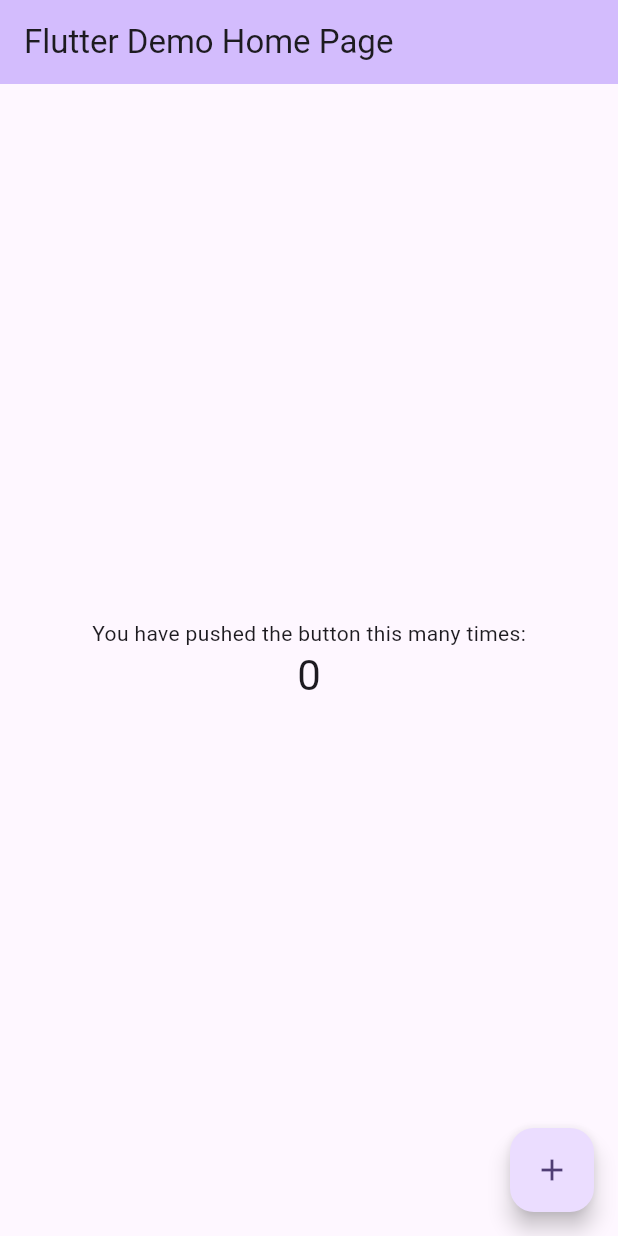
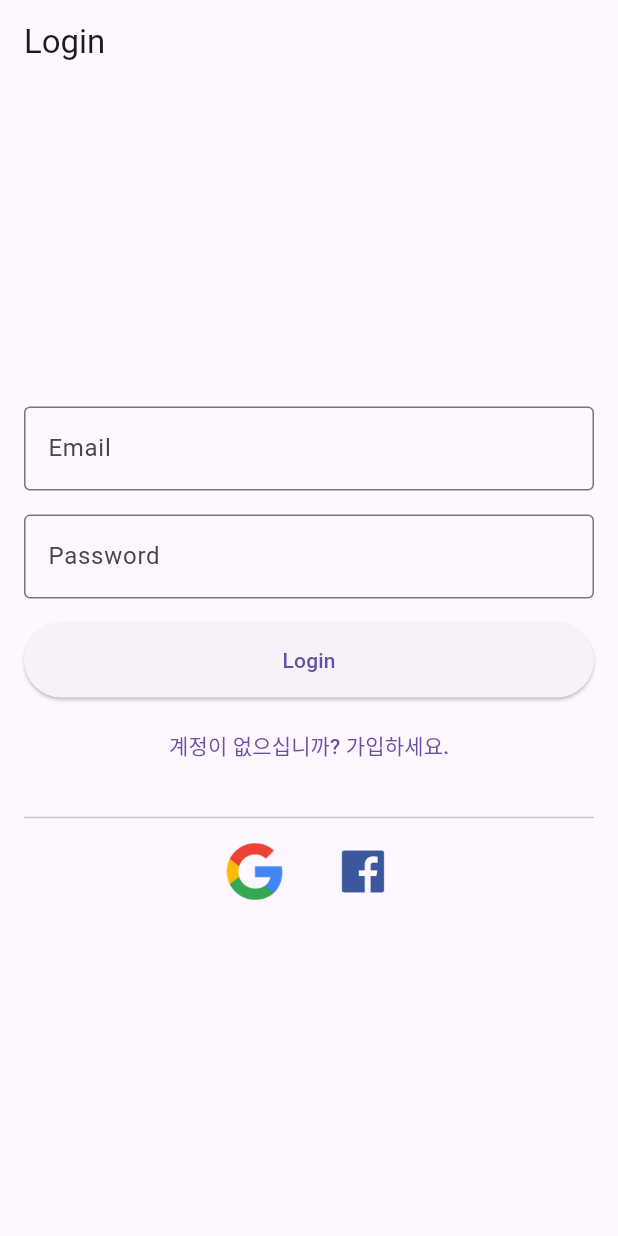
Before and after one commit to Srk-master/accountbook, a Flutter app: the screen it shows after launch, on a phone screen of 412 x 824 dp. Run offline on Flutter 3.47's test engine with Material 3 defaults, Android fonts, the phone set to English and light mode, and no system bars.

Commit message:
2nd commit 20241012

```diff
--- /dev/null
+++ b/lib/Screen/LoginScreen.dart
@@ -0,0 +1,106 @@
+import 'package:flutter/material.dart';
+
+class LoginScreen extends StatefulWidget {
+  @override
+  _LoginScreenState createState() => _LoginScreenState();
+}
+
+class _LoginScreenState extends State<LoginScreen> {
+  final TextEditingController emailController = TextEditingController();
+  final TextEditingController passwordController = TextEditingController();
+
+  @override
+  Widget build(BuildContext context) {
+    return Scaffold(
+      appBar: AppBar(
+        title: Text('Login'),
+      ),
+      body: Padding(
+        padding: const EdgeInsets.all(16.0),
+        child: Column(
+          mainAxisAlignment: MainAxisAlignment.center,
+          children: [
+            //이메일 입력 필드
+            TextField(
+              controller: emailController,
+              decoration: InputDecoration(
+                labelText: 'Email',
+                border: OutlineInputBorder(),
+              ),
+            ),
+            SizedBox(height: 16.0,),
+
+            //비밀번호 입력 필드
+            TextField(
+              controller: passwordController,
+              obscureText: true, //비밀번호 가리는 역할
+              decoration: InputDecoration(
+                labelText: 'Password',
+                border: OutlineInputBorder(),
+              ),
+            ),
+            SizedBox(height: 16.0,),
+
+            //로그인 버튼
+            ElevatedButton(
+                onPressed: () {
+                  //로그인 로직 처리하는 부분
+                  print('Email: ${emailController.text}');
+                  print('Password: ${passwordController.text}');
+                },
+                child: Text('Login'),
+              style: ElevatedButton.styleFrom(
+                minimumSize: Size(double.infinity, 50), //버튼 넓이 최대로
+              ),
+            ),
+            SizedBox(height: 8.0,),
+
+            //회원가입 링크
+            TextButton(
+                onPressed: () {
+                  //회원가입 화면으로 이동
+                  //Navigator.push(
+                  //    context,
+                  //    MaterialPageRoute(builder: (context) => SignUpScreen()),
+                  //);
+                },
+                child: Text('계정이 없으십니까? 가입하세요.'),
+            ),
+            SizedBox(height: 16.0,),
+
+            //소셜 로그인 구분선
+            Divider(),
+
+            //소셜 로그인 버튼 (구글, 페이스북)
+            Row(
+              mainAxisAlignment: MainAxisAlignment.center,
+              children: [
+                //구글 로그인 버튼
+                IconButton(
+                    onPressed: () {
+                      print('Google Button Pressed');
+                    },
+                    icon: Image.asset('assets/img_google.png',
+                      height: 40.0,
+                      width: 40.0,),
+                ),
+                SizedBox(width: 16.0,),
+
+                //Facebook 로그인 버튼
+                IconButton(
+                    onPressed: () {
+                      print('Facebook Login Pressed');
+                    },
+                    icon: Image.asset('assets/img_facebook.png',
+                    height: 40.0,
+                    width: 40.0,),
+                ),
+
+              ],
+            )
+          ],
+        ),
+      ),
+    );
+  }
+}
--- a/lib/main.dart
+++ b/lib/main.dart
@@ -1,125 +1,114 @@
 import 'package:flutter/material.dart';
+import 'package:accountbook/Widgets/summary_card.dart';
+import 'package:accountbook/Widgets/transaction_item.dart';
 
-void main() {
-  runApp(const MyApp());
+import 'Screen/LoginScreen.dart';
+
+void main(){
+  runApp(MyApp());
 }
 
 class MyApp extends StatelessWidget {
-  const MyApp({super.key});
-
-  // This widget is the root of your application.
   @override
   Widget build(BuildContext context) {
     return MaterialApp(
-      title: 'Flutter Demo',
+      title: 'AccountBook',
       theme: ThemeData(
-        // This is the theme of your application.
-        //
-        // TRY THIS: Try running your application with "flutter run". You'll see
-        // the application has a purple toolbar. Then, without quitting the app,
-        // try changing the seedColor in the colorScheme below to Colors.green
-        // and then invoke "hot reload" (save your changes or press the "hot
-        // reload" button in a Flutter-supported IDE, or press "r" if you used
-        // the command line to start the app).
-        //
-        // Notice that the counter didn't reset back to zero; the application
-        // state is not lost during the reload. To reset the state, use hot
-        // restart instead.
-        //
-        // This works for code too, not just values: Most code changes can be
-        // tested with just a hot reload.
-        colorScheme: ColorScheme.fromSeed(seedColor: Colors.deepPurple),
-        useMaterial3: true,
+        primarySwatch: Colors.blue,
+        visualDensity: VisualDensity.adaptivePlatformDensity,
       ),
-      home: const MyHomePage(title: 'Flutter Demo Home Page'),
+      home: AuthCheck(),
     );
   }
 }
-
-class MyHomePage extends StatefulWidget {
-  const MyHomePage({super.key, required this.title});
-
-  // This widget is the home page of your application. It is stateful, meaning
-  // that it has a State object (defined below) that contains fields that affect
-  // how it looks.
-
-  // This class is the configuration for the state. It holds the values (in this
-  // case the title) provided by the parent (in this case the App widget) and
-  // used by the build method of the State. Fields in a Widget subclass are
-  // always marked "final".
-
-  final String title;
-
-  @override
-  State<MyHomePage> createState() => _MyHomePageState();
-}
-
-class _MyHomePageState extends State<MyHomePage> {
-  int _counter = 0;
-
-  void _incrementCounter() {
-    setState(() {
-      // This call to setState tells the Flutter framework that something has
-      // changed in this State, which causes it to rerun the build method below
-      // so that the display can reflect the updated values. If we changed
-      // _counter without calling setState(), then the build method would not be
-      // called again, and so nothing would appear to happen.
-      _counter++;
-    });
-  }
-
+class AuthCheck extends StatelessWidget {
+  //로그인 체크
   @override
   Widget build(BuildContext context) {
-    // This method is rerun every time setState is called, for instance as done
-    // by the _incrementCounter method above.
-    //
-    // The Flutter framework has been optimized to make rerunning build methods
-    // fast, so that you can just rebuild anything that needs updating rather
-    // than having to individually change instances of widgets.
+    bool isLogIn = false; //로그인 세션 또는 토큰 확인 코드로 대체해야함
+
+    if (isLogIn) {
+      return HomeScreen();
+    }
+    else {
+      return LoginScreen();
+    }
+  }
+}
+class HomeScreen extends StatelessWidget {
+  @override
+  Widget build(BuildContext context){
     return Scaffold(
       appBar: AppBar(
-        // TRY THIS: Try changing the color here to a specific color (to
-        // Colors.amber, perhaps?) and trigger a hot reload to see the AppBar
-        // change color while the other colors stay the same.
-        backgroundColor: Theme.of(context).colorScheme.inversePrimary,
-        // Here we take the value from the MyHomePage object that was created by
-        // the App.build method, and use it to set our appbar title.
-        title: Text(widget.title),
+        title: Text('Dashboard'),
       ),
-      body: Center(
-        // Center is a layout widget. It takes a single child and positions it
-        // in the middle of the parent.
-        child: Column(
-          // Column is also a layout widget. It takes a list of children and
-          // arranges them vertically. By default, it sizes itself to fit its
-          // children horizontally, and tries to be as tall as its parent.
-          //
-          // Column has various properties to control how it sizes itself and
-          // how it positions its children. Here we use mainAxisAlignment to
-          // center the children vertically; the main axis here is the vertical
-          // axis because Columns are vertical (the cross axis would be
-          // horizontal).
-          //
-          // TRY THIS: Invoke "debug painting" (choose the "Toggle Debug Paint"
-          // action in the IDE, or press "p" in the console), to see the
-          // wireframe for each widget.
-          mainAxisAlignment: MainAxisAlignment.center,
-          children: <Widget>[
-            const Text(
-              'You have pushed the button this many times:',
+      body: Column(
+        children: [
+          //요약 카드들
+          Padding(
+              padding: const EdgeInsets.all(16.0),
+            child: Row(
+              mainAxisAlignment: MainAxisAlignment.spaceBetween,
+              children: [
+                SummaryCard(
+                    title: '소득',
+                    amount: '\$5000',
+                    color: Colors.green,
+                ),
+                SummaryCard(
+                  title: '지출',
+                  amount: '\$200',
+                  color: Colors.red,
+                ),
+                SummaryCard(
+                  title: '예산',
+                  amount: '\$3000',
+                  color: Colors.blue,
+                ),
+              ],
             ),
-            Text(
-              '$_counter',
-              style: Theme.of(context).textTheme.headlineMedium,
+          ),
+          //최근 거래 내역 리스트
+          Expanded(
+              child: ListView(
+                padding: const EdgeInsets.all(16.0),
+                children: [
+                  TransactionItem(
+                      title: '식비',
+                      date: 'Oct 5, 2024',
+                      amount: '-\$150'
+                  ),
+                  TransactionItem(
+                      title: '월급',
+                      date: 'Oct 1, 2024',
+                      amount: '+\$3000'
+                  ),
+                  TransactionItem(
+                      title: '전기세',
+                      date: 'Sep 29, 2024',
+                      amount: '-\$100'
+                  ),
+                ],
+              ),
+          ),
+        ],
+      ),
+      bottomNavigationBar: BottomNavigationBar(
+          items: const <BottomNavigationBarItem>[
+            BottomNavigationBarItem(
+                icon: Icon(Icons.home),
+                label: 'Home',
             ),
-          ],
-        ),
+            BottomNavigationBarItem(
+                icon: Icon(Icons.bar_chart),
+                label: 'Statistics',
+            ),
+            BottomNavigationBarItem(
+                icon: Icon(Icons.settings),
+                label: 'Settings',
+            ),
+          ]
       ),
-      floatingActionButton: FloatingActionButton(
-        onPressed: _incrementCounter,
-        tooltip: 'Increment',
-        child: const Icon(Icons.add),
-      ), // This trailing comma makes auto-formatting nicer for build methods.
     );
   }
 }
--- a/pubspec.yaml
+++ b/pubspec.yaml
@@ -59,7 +59,8 @@ flutter:
   uses-material-design: true
 
   # To add assets to your application, add an assets section, like this:
-  # assets:
+  assets:
+    - assets/
   #   - images/a_dot_burr.jpeg
   #   - images/a_dot_ham.jpeg
 
```
Also changed, not shown: lib/Widgets/summary_card.dart (added, +46 -0 lines), lib/Widgets/transaction_item.dart (added, +31 -0 lines), assets/img_facebook.png (added), assets/img_google.png (added), 1 other file.
